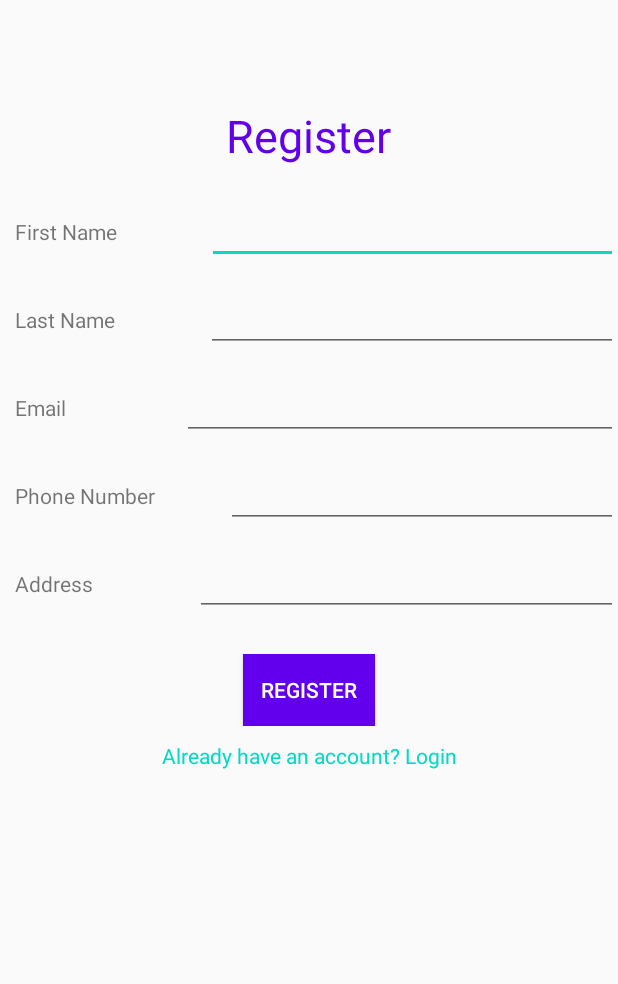
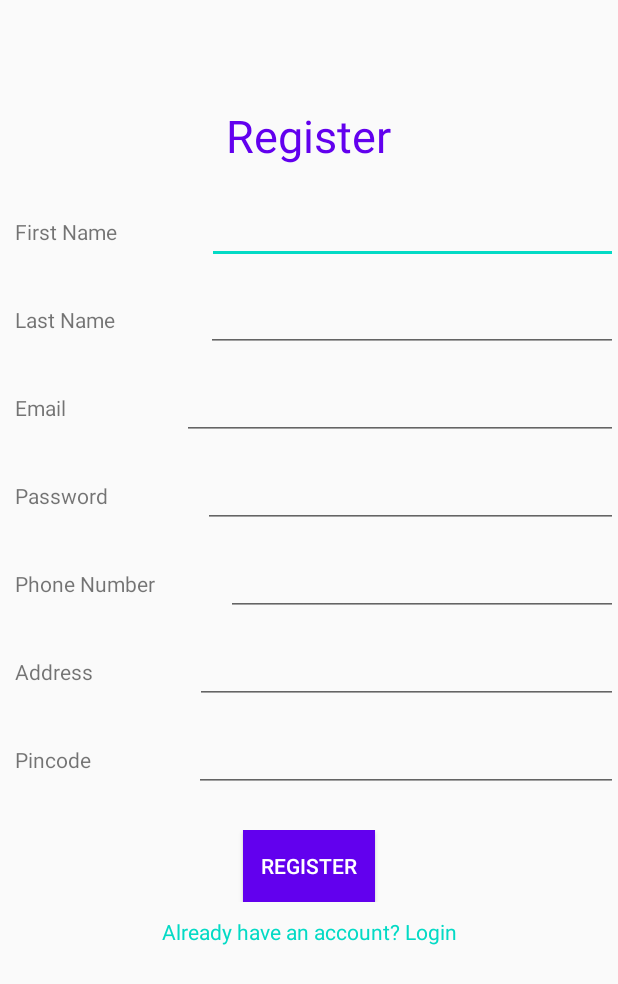
Before and after one commit to arselan95/Toy-Trader-Android-Application, an Android app: the RegisterActivity screen opened directly, with no data from a screen before it, on a phone screen of 412 x 824 dp. Shown: the top 984 px of the screen. Run offline under Robolectric (Android 15) with nearby library versions, the phone set to English and light mode, and no system bars.

Commit message:
Changes related to firebase auth

```diff
--- a/ToyTrader/app/src/main/java/com/example/toytrader/RegisterActivity.java
+++ b/ToyTrader/app/src/main/java/com/example/toytrader/RegisterActivity.java
@@ -5,24 +5,52 @@ import androidx.drawerlayout.widget.DrawerLayout;
 
 import android.content.Intent;
 import android.os.Bundle;
+import android.text.Editable;
+import android.text.TextWatcher;
 import android.view.View;
 import android.widget.Button;
+import android.widget.EditText;
 import android.widget.TextView;
 
-public class RegisterActivity extends AppCompatActivity {
+public class RegisterActivity extends AppCompatActivity implements FirebaseListener {
     private TextView loginText;
+    private EditText email, password, firstName, lastName, phoneNumber, address, pinCode;
     private Button registerButton;
 
     @Override
     protected void onCreate(Bundle savedInstanceState) {
         super.onCreate(savedInstanceState);
         setContentView(R.layout.activity_register);
+        setupAllViews();
+        setupTextWatchers();
         onClickLoginText();
         onClickRegisterButton();
     }
 
+    private void setupAllViews() {
+        email = findViewById(R.id.register_email);
+        password = findViewById(R.id.register_password);
+        firstName = findViewById(R.id.register_firstName);
+        lastName = findViewById(R.id.register_lastName);
+        phoneNumber = findViewById(R.id.register_phone);
+        address = findViewById(R.id.register_address);
+        pinCode = findViewById(R.id.register_pincode);
+        loginText = (TextView)findViewById(R.id.login_text);
+        registerButton =(Button)findViewById(R.id.register_btn);
+    }
+
+    private void setupTextWatchers() {
+        email.addTextChangedListener(new CustomTextWatcher(email));
+        password.addTextChangedListener(new CustomTextWatcher(password));
+        firstName.addTextChangedListener(new CustomTextWatcher(firstName));
+        lastName.addTextChangedListener(new CustomTextWatcher(lastName));
+        phoneNumber.addTextChangedListener(new CustomTextWatcher(phoneNumber));
+        address.addTextChangedListener(new CustomTextWatcher(address));
+        pinCode.addTextChangedListener(new CustomTextWatcher(pinCode));
+    }
+
+
     public void onClickLoginText(){
-        loginText = (TextView)findViewById(R.id.login_text);
         loginText.setOnClickListener(new View.OnClickListener() {
             @Override
             public void onClick(View view) {
@@ -33,13 +61,49 @@ public class RegisterActivity extends AppCompatActivity {
     }
 
     public void onClickRegisterButton(){
-        registerButton =(Button)findViewById(R.id.register_btn);
+        final RegisterActivity la = this;
         registerButton.setOnClickListener(new View.OnClickListener() {
             @Override
             public void onClick(View view) {
-                Intent intent = new Intent(".UserHomeActivity");
-                startActivity(intent);
+                if(checkValidations()) {
+                    FirebaseHelper.getInstance().signupWith(email.getText().toString(), password.getText().toString(), la);
+                }
             }
         });
     }
+
+    private Boolean checkValidations() {
+        // Add Validations
+        return true;
+    }
+
+    @Override
+    public <T> void getFBData(T event) {
+        System.out.println("Event" + event.toString());
+//                Intent intent = new Intent(".UserHomeActivity");
+//                startActivity(intent);
+    }
 }
+
+
+class CustomTextWatcher implements TextWatcher {
+    private EditText mEditText;
+
+    public CustomTextWatcher(EditText e) {
+        mEditText = e;
+    }
+
+    public void beforeTextChanged(CharSequence s, int start, int count, int after) {
+    }
+
+    public void onTextChanged(CharSequence s, int start, int before, int count) {
+    }
+
+    public void afterTextChanged(Editable s) {
+    }
+}
+
+public interface FirebaseListener {
+    // you can define any parameter as per your requirement
+    public <T> void getFBData(T event);
+}
--- a/ToyTrader/app/src/main/java/com/example/toytrader/UploadToy.java
+++ b/ToyTrader/app/src/main/java/com/example/toytrader/UploadToy.java
@@ -31,7 +31,7 @@ public class UploadToy extends AppCompatActivity {
         public void addToy(View view) {
             String parcecost= cost.getText().toString();
             double newcost=Double.parseDouble(parcecost);
-            Dbmanager db = new Dbmanager(this);
+            DBManager db = new DBManager(this);
 
            db.insertToy(name.getText().toString(), tags.getText().toString(), description.getText().toString(),newcost, image.getText().toString(), location.getText().toString(),Integer.parseInt("x"), "test");
 
--- a/ToyTrader/app/src/main/res/layout/activity_login.xml
+++ b/ToyTrader/app/src/main/res/layout/activity_login.xml
@@ -22,7 +22,7 @@
         tools:layout_marginBottom="30sp" />
 
     <EditText
-        android:id="@+id/username_txt"
+        android:id="@+id/login_email"
         android:layout_width="wrap_content"
         android:layout_height="wrap_content"
         android:ems="10"
@@ -34,7 +34,7 @@
         tools:layout_margin="10dp" />
 
     <EditText
-        android:id="@+id/password_txt"
+        android:id="@+id/login_password"
         android:layout_width="wrap_content"
         android:layout_height="wrap_content"
         android:layout_margin="10dp"
--- a/ToyTrader/app/src/main/res/layout/activity_main.xml
+++ b/ToyTrader/app/src/main/res/layout/activity_main.xml
@@ -5,7 +5,6 @@
     android:layout_width="match_parent"
     android:layout_height="match_parent"
     android:background="@color/colorAccent2"
-    android:onClick="uploadToy"
     android:orientation="vertical"
     tools:context=".MainActivity">
 
--- a/ToyTrader/app/src/main/res/layout/activity_register.xml
+++ b/ToyTrader/app/src/main/res/layout/activity_register.xml
@@ -24,7 +24,7 @@
             android:text="@string/first_name" />
 
         <EditText
-            android:id="@+id/firstName_txt"
+            android:id="@+id/register_firstName"
             android:layout_width="wrap_content"
             android:layout_height="wrap_content"
             android:layout_weight="1"
@@ -52,7 +52,7 @@
             android:paddingStart="10dp" />
 
         <EditText
-            android:id="@+id/lastName_txt"
+            android:id="@+id/register_lastName"
             android:layout_width="wrap_content"
             android:layout_height="wrap_content"
             android:layout_weight="1"
@@ -79,13 +79,42 @@
             android:paddingStart="10dp" />
 
         <EditText
-            android:id="@+id/email_txt"
+            android:id="@+id/register_email"
             android:layout_width="wrap_content"
             android:layout_height="wrap_content"
             android:layout_weight="1"
             android:ems="10"
             android:inputType="textEmailAddress" />
     </LinearLayout>
+
+
+    <LinearLayout
+        android:id="@+id/linearLayoutPass"
+        android:layout_width="match_parent"
+        android:layout_height="wrap_content"
+        android:layout_marginTop="13dp"
+        android:orientation="horizontal"
+        app:layout_constraintStart_toStartOf="parent"
+        app:layout_constraintTop_toBottomOf="@+id/linearLayout3">
+
+        <TextView
+            android:id="@+id/textViewPass"
+            android:layout_width="wrap_content"
+            android:layout_height="wrap_content"
+            android:layout_weight="1"
+            android:paddingLeft="10dp"
+            android:text="Password"
+            android:paddingStart="10dp" />
+
+        <EditText
+            android:id="@+id/register_password"
+            android:layout_width="wrap_content"
+            android:layout_height="wrap_content"
+            android:layout_weight="1"
+            android:ems="10"
+            android:inputType="textEmailAddress" />
+    </LinearLayout>
+
 
     <LinearLayout
         android:id="@+id/linearLayout4"
@@ -94,7 +123,7 @@
         android:layout_marginTop="13dp"
         android:orientation="horizontal"
         app:layout_constraintStart_toStartOf="parent"
-        app:layout_constraintTop_toBottomOf="@+id/linearLayout3">
+        app:layout_constraintTop_toBottomOf="@+id/linearLayoutPass">
 
         <TextView
             android:id="@+id/textView7"
@@ -106,7 +135,7 @@
             android:paddingStart="10dp" />
 
         <EditText
-            android:id="@+id/editTextPhone"
+            android:id="@+id/register_phone"
             android:layout_width="wrap_content"
             android:layout_height="wrap_content"
             android:layout_weight="1"
@@ -133,13 +162,40 @@
             android:paddingStart="10dp" />
 
         <EditText
-            android:id="@+id/editTextTextMultiLine"
+            android:id="@+id/register_address"
             android:layout_width="wrap_content"
             android:layout_height="wrap_content"
             android:layout_weight="1"
             android:ems="10"
             android:gravity="start|top"
             android:inputType="textMultiLine" />
+    </LinearLayout>
+
+    <LinearLayout
+        android:id="@+id/linearLayoutPin"
+        android:layout_width="match_parent"
+        android:layout_height="wrap_content"
+        android:layout_marginTop="13dp"
+        android:orientation="horizontal"
+        app:layout_constraintStart_toStartOf="parent"
+        app:layout_constraintTop_toBottomOf="@+id/linearLayout5">
+
+        <TextView
+            android:id="@+id/textViewPin"
+            android:layout_width="wrap_content"
+            android:layout_height="wrap_content"
+            android:layout_weight="1"
+            android:paddingLeft="10dp"
+            android:text="Pincode"
+            android:paddingStart="10dp" />
+
+        <EditText
+            android:id="@+id/register_pincode"
+            android:layout_width="wrap_content"
+            android:layout_height="wrap_content"
+            android:layout_weight="1"
+            android:ems="10"
+            android:inputType="textEmailAddress" />
     </LinearLayout>
 
     <LinearLayout
@@ -171,7 +227,7 @@
         android:gravity="center"
         android:orientation="horizontal"
         app:layout_constraintStart_toStartOf="parent"
-        app:layout_constraintTop_toBottomOf="@+id/linearLayout5">
+        app:layout_constraintTop_toBottomOf="@+id/linearLayoutPin">
 
         <Button
             android:id="@+id/register_btn"
@@ -181,7 +237,7 @@
             android:text="@string/register"
             android:textColor="@android:color/white"
             app:layout_constraintStart_toStartOf="parent"
-            app:layout_constraintTop_toBottomOf="@+id/linearLayout5" />
+            app:layout_constraintTop_toBottomOf="@+id/linearLayoutPin" />
     </LinearLayout>
 
     <LinearLayout
--- a/ToyTrader/app/src/main/res/layout/nav_header.xml
+++ b/ToyTrader/app/src/main/res/layout/nav_header.xml
@@ -1,7 +1,7 @@
 <?xml version="1.0" encoding="utf-8"?>
 <LinearLayout xmlns:android="http://schemas.android.com/apk/res/android"
     android:layout_width="match_parent"
-    android:layout_height="176dp"
+    android:layout_height="wrap_content"
     android:background="@color/colorAccent2"
     android:gravity="bottom"
     android:orientation="vertical"
```
Also changed, not shown: ToyTrader/app/src/main/java/com/example/toytrader/DbManager.java (+47 -11 lines), ToyTrader/app/src/main/java/com/example/toytrader/Dbmanager.java (deleted, +0 -110 lines), ToyTrader/app/src/main/java/com/example/toytrader/FirebaseHelper.java (+78 -5 lines), ToyTrader/app/src/main/java/com/example/toytrader/MainActivity.java (+6 -1 lines).
